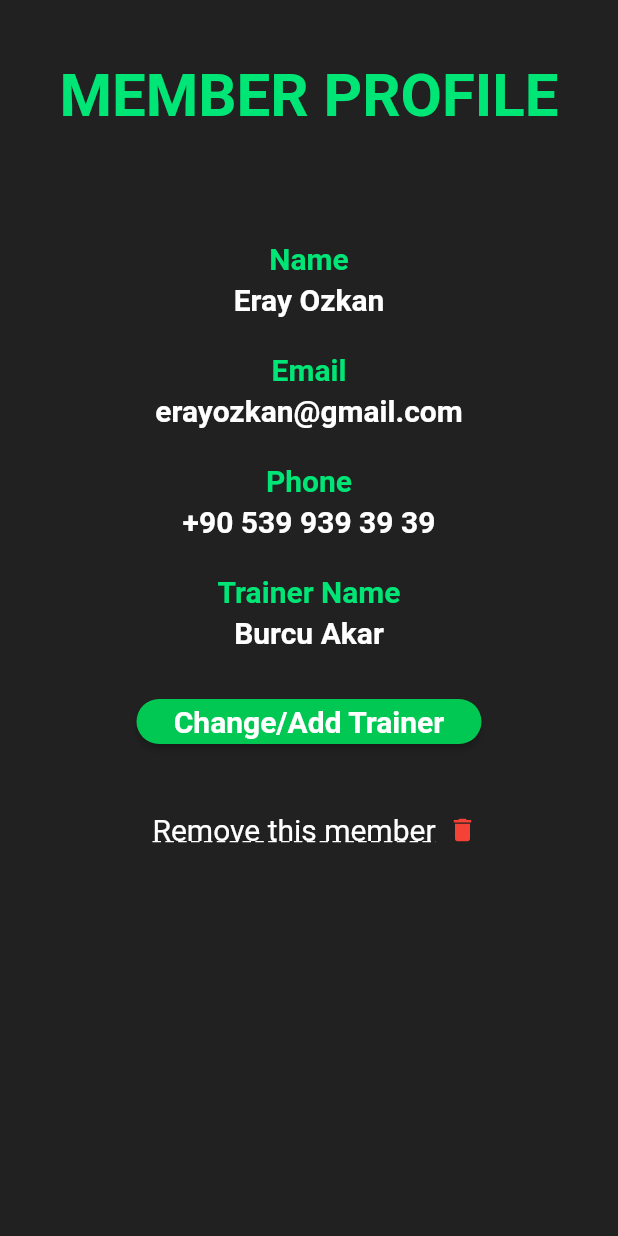
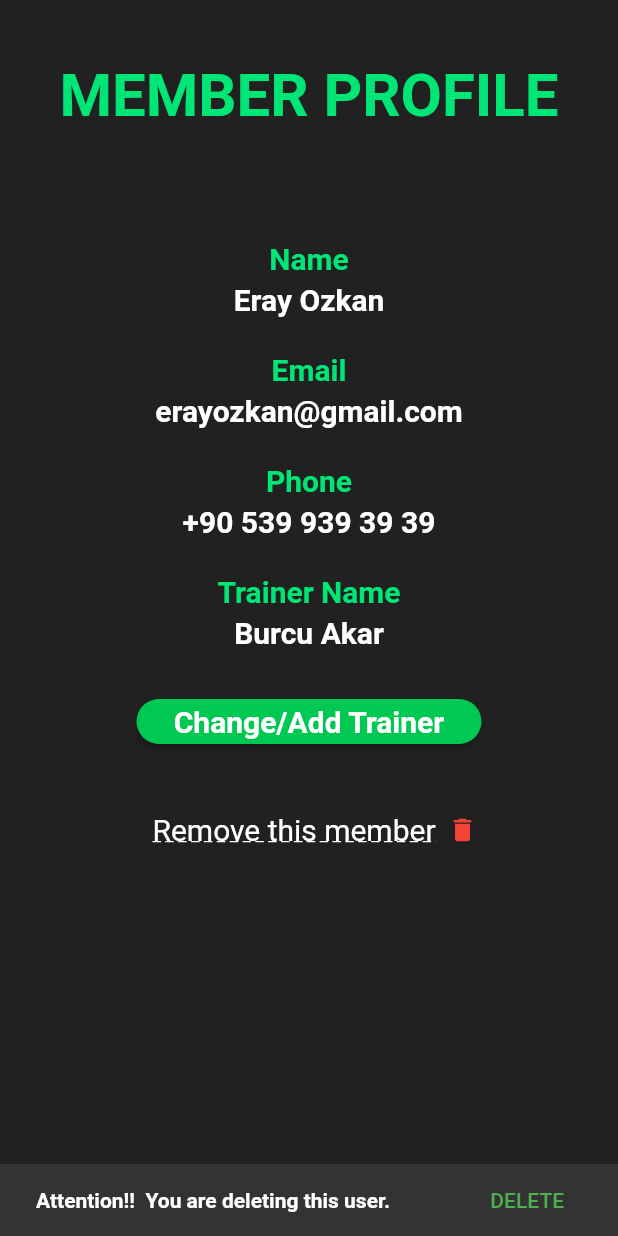
Before and after one commit to CSE343-Hypeline/hypegym-mobile, a Flutter app: the AdminMemberProfilePage screen opened directly, after a tap on "Remove this member", on a phone screen of 412 x 824 dp. Run offline on Flutter 3.47's test engine with Material 2 defaults, Android fonts, the phone set to English and light mode, and no system bars; our stand-ins replace google_fonts.

Commit message:
added delete feature for member and trainer

```diff
--- a/lib/pages/admin_member_profile_page.dart
+++ b/lib/pages/admin_member_profile_page.dart
@@ -143,7 +143,23 @@ class _AdminMemberProfilePageState extends State<AdminMemberProfilePage> {
                             fontSize: 20.0,
                           ),
                         ),
-                        onPressed: () {},
+                        onPressed: () {
+                          final snackBar = SnackBar(
+                            content: const Text(
+                              "Attention!!  You are deleting this user.",
+                              style: TextStyle(
+                                fontWeight: FontWeight.bold,
+                              ),
+                            ),
+                            action: SnackBarAction(
+                              label: 'DELETE',
+                              onPressed: (){
+                                //burda backend den kullaniciyi silcez
+                              },
+                            ),
+                          );
+                          ScaffoldMessenger.of(context).showSnackBar(snackBar);
+                        },
                         child: const Text(
                           'Remove this member',
                           style: TextStyle(
```
Also changed, not shown: lib/pages/admin_trainer_profile_page.dart (+17 -1 lines).
